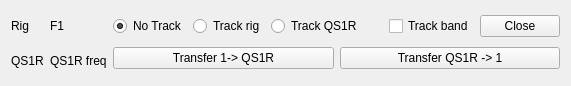
This is mqt/Qs1rSync/MainWindow.ui in Rsclub22/Minos2-Mirror as Qt 5 draws it before an edit. The edited form follows.
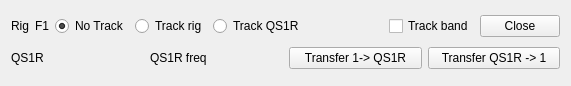
This is the edited form.

Commit message: More making it work for VHF/Transverter use

```diff
--- a/mqt/Qs1rSync/MainWindow.ui
+++ b/mqt/Qs1rSync/MainWindow.ui
@@ -14,45 +14,27 @@
    <string>QS1R &lt;-&gt; Main Rig Sync</string>
   </property>
   <widget class="QWidget" name="centralWidget">
-   <layout class="QHBoxLayout" name="horizontalLayout_5">
+   <layout class="QVBoxLayout" name="verticalLayout">
     <item>
-     <layout class="QVBoxLayout" name="verticalLayout_2">
+     <layout class="QHBoxLayout" name="horizontalLayout_4">
       <item>
-       <layout class="QGridLayout" name="gridLayout">
-        <item row="0" column="0">
+       <layout class="QHBoxLayout" name="horizontalLayout_3">
+        <item>
          <widget class="QLabel" name="Rig1Label">
           <property name="text">
            <string>Rig</string>
           </property>
          </widget>
         </item>
-        <item row="0" column="1">
+        <item>
          <widget class="QLabel" name="QF1Label">
           <property name="text">
            <string>F1</string>
           </property>
          </widget>
         </item>
-        <item row="1" column="0">
-         <widget class="QLabel" name="QS1RLabel">
-          <property name="text">
-           <string>QS1R</string>
-          </property>
-         </widget>
-        </item>
-        <item row="1" column="1">
-         <widget class="QLabel" name="QS1RFLabel">
-          <property name="text">
-           <string>QS1R freq</string>
-          </property>
-         </widget>
-        </item>
        </layout>
       </item>
-     </layout>
-    </item>
-    <item>
-     <layout class="QVBoxLayout" name="verticalLayout">
       <item>
        <layout class="QHBoxLayout" name="horizontalLayout">
         <item>
@@ -112,6 +94,28 @@
          <widget class="QPushButton" name="closeButton">
           <property name="text">
            <string>Close</string>
+          </property>
+         </widget>
+        </item>
+       </layout>
+      </item>
+     </layout>
+    </item>
+    <item>
+     <layout class="QHBoxLayout" name="horizontalLayout_6">
+      <item>
+       <layout class="QHBoxLayout" name="horizontalLayout_5">
+        <item>
+         <widget class="QLabel" name="QS1RLabel">
+          <property name="text">
+           <string>QS1R</string>
+          </property>
+         </widget>
+        </item>
+        <item>
+         <widget class="QLabel" name="QS1RFLabel">
+          <property name="text">
+           <string>QS1R freq</string>
           </property>
          </widget>
         </item>
```
The commit also changes 2 other files.
